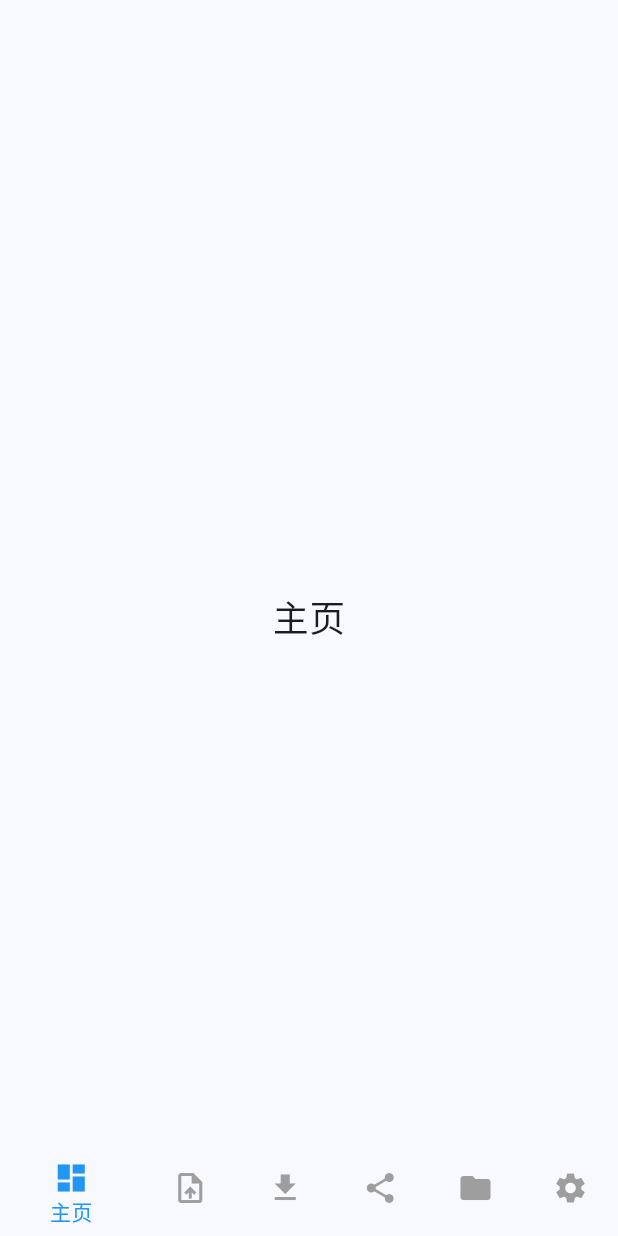
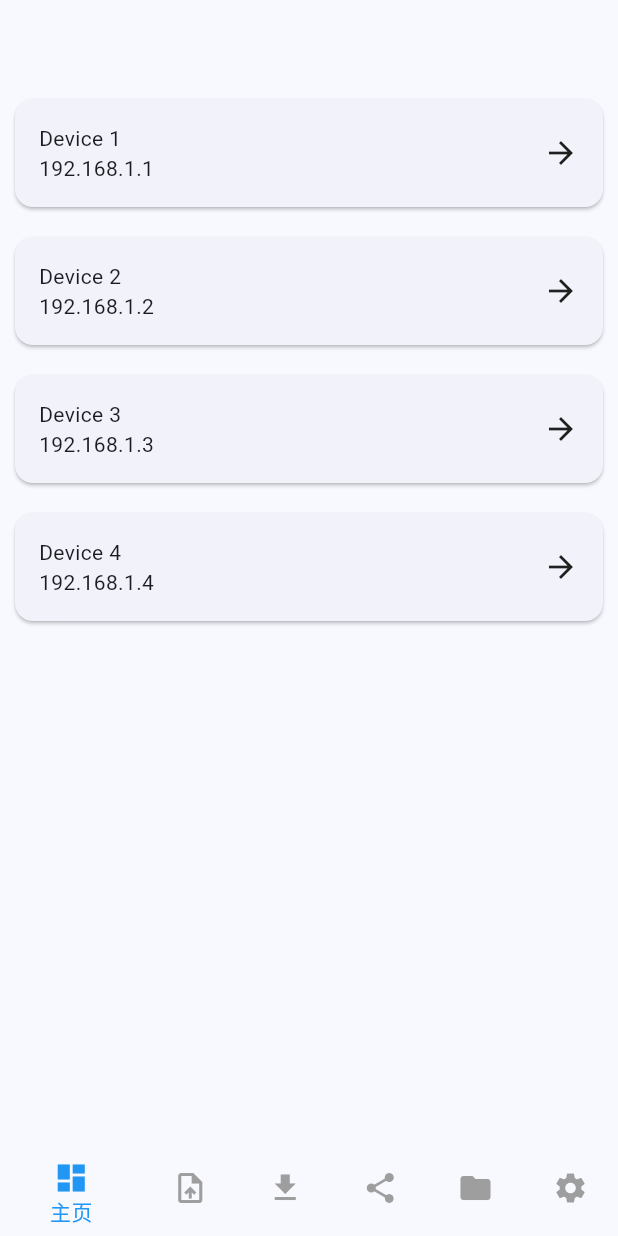
Before and after one commit to RUV2005/Easytransfer, a Flutter app: the screen it shows after launch, on a phone screen of 412 x 824 dp. Run offline on Flutter 3.47's test engine with Material 3 defaults, Android fonts, the phone set to English and light mode, and no system bars; our stand-ins replace file_picker, permission_handler, shared_preferences.

Commit message:
Add file transfer functionality- Implement TransferPage to list devices for file transfer.
- Create TransferFilesPage for selecting and sending files
- Integrate file_picker package for file selection- Update main.dart to include TransferPage in the navigation bottom bar

```diff
--- a/lib/main.dart
+++ b/lib/main.dart
@@ -1,3 +1,4 @@
+import 'package:easytransfer/transfer_files.dart';
 import 'package:flutter/material.dart';
 import 'package:flutter/services.dart';
 import 'package:shared_preferences/shared_preferences.dart';
@@ -91,7 +92,7 @@ class _MyHomePageState extends State<MyHomePage> {
   int _selectedIndex = 0;
 
   final List<Widget> _pages = const [
-    Center(child: Text('主页', style: TextStyle(fontSize: 24))),
+    TransferPage(),
     FileTransferPage(),
     Center(child: Text('接收文件', style: TextStyle(fontSize: 24))),
     Center(child: Text('剪切板共享', style: TextStyle(fontSize: 24))),
--- /dev/null
+++ b/lib/transfer_files.dart
@@ -0,0 +1,126 @@
+import 'package:flutter/material.dart';
+import 'package:file_picker/file_picker.dart';
+
+class TransferPage extends StatefulWidget {
+  const TransferPage({super.key});
+
+  @override
+  State<StatefulWidget> createState() => _TransferPageState();
+}
+
+class _TransferPageState extends State<TransferPage> {
+  List<Map<String, String>> deviceList = [
+    {'name': 'Device 1', 'ip': '192.168.1.1'},
+    {'name': 'Device 2', 'ip': '192.168.1.2'},
+    {'name': 'Device 3', 'ip': '192.168.1.3'},
+    {'name': 'Device 4', 'ip': '192.168.1.4'},
+  ];
+
+  @override
+  Widget build(BuildContext context) {
+    return Scaffold(
+      body: ListView.builder(
+        itemCount: deviceList.length,
+        itemBuilder: (context, index) {
+          return GestureDetector(
+            onTap: () {
+              Navigator.push(
+                context,
+                MaterialPageRoute(
+                  builder: (context) => TransferFilesPage(
+                    deviceName: deviceList[index]['name'] ?? 'Unknown Device',
+                    deviceIp: deviceList[index]['ip'] ?? 'Unknown IP',
+                  ),
+                ),
+              );
+              print(index);
+            },
+            child: Card(
+              margin: const EdgeInsets.all(10.0),
+              child: Padding(
+                padding: const EdgeInsets.all(16.0),
+                child: Row(
+                  mainAxisAlignment: MainAxisAlignment.spaceBetween,
+                  children: [
+                    Column(
+                      crossAxisAlignment: CrossAxisAlignment.start,
+                      children: [
+                        Text(deviceList[index]['name'] ?? 'Unknown Device'),
+                        Text(deviceList[index]['ip'] ?? 'Unknown IP'),
+                      ],
+                    ),
+                    Icon(Icons.arrow_forward),
+                  ],
+                ),
+              ),
+            ),
+          );
+        },
+      ),
+    );
+  }
+}
+
+class TransferFilesPage extends StatefulWidget {
+  final String deviceName;
+  final String deviceIp;
+
+  const TransferFilesPage(
+      {super.key, required this.deviceName, required this.deviceIp});
+
+  @override
+  _TransferFilesPageState createState() => _TransferFilesPageState();
+}
+
+class _TransferFilesPageState extends State<TransferFilesPage> {
+  PlatformFile? pickedFile;
+
+  Future<void> _pickFile() async {
+    FilePickerResult? result = await FilePicker.platform.pickFiles();
+
+    if (result != null) {
+      setState(() {
+        pickedFile = result.files.first;
+      });
+    } else {
+      // 用户取消了文件选择
+    }
+  }
+
+  @override
+  Widget build(BuildContext context) {
+    return Scaffold(
+      appBar: AppBar(
+        title: Text('Transfer Files to ${widget.deviceName}'),
+      ),
+      body: Center(
+        child: Column(
+          mainAxisAlignment: MainAxisAlignment.center,
+          children: [
+            SizedBox(
+              width: 200,
+              height: 50,
+              child: ElevatedButton(
+                onPressed: _pickFile,
+                child: Text('Add File'),
+              ),
+            ),
+            SizedBox(height: 20),
+            SizedBox(
+              width: 200,
+              height: 50,
+              child: ElevatedButton(
+                onPressed: () {
+                  // TODO: Send the file to the device
+                },
+                child: Text('Send File'),
+              ),
+            ),
+
+            if (pickedFile != null) Text('Selected file: ${pickedFile!.name}'),
+          ],
+        ),
+      ),
+    );
+  }
+}
```
